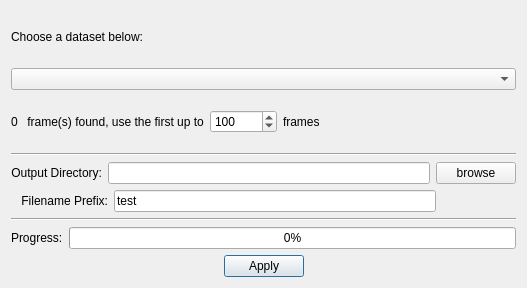
Old version of the form ui/mean_diag.ui in the repository LiuLab-CSRC/ClickX.
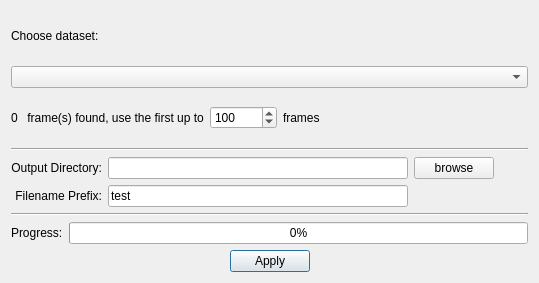
New version of the form.

```diff
--- a/ui/mean_diag.ui
+++ b/ui/mean_diag.ui
@@ -6,8 +6,8 @@
    <rect>
     <x>0</x>
     <y>0</y>
-    <width>527</width>
-    <height>288</height>
+    <width>539</width>
+    <height>283</height>
    </rect>
   </property>
   <property name="windowTitle">
@@ -19,7 +19,7 @@
      <item>
       <widget class="QLabel" name="label">
        <property name="text">
-        <string>Choose a dataset below:</string>
+        <string>Choose dataset:</string>
        </property>
       </widget>
      </item>
@@ -97,8 +97,8 @@
     </widget>
    </item>
    <item>
-    <layout class="QHBoxLayout" name="horizontalLayout_5" stretch="1,4,1">
-     <item>
+    <layout class="QGridLayout" name="gridLayout" columnstretch="0,1,0,0">
+     <item row="0" column="0">
       <widget class="QLabel" name="label_6">
        <property name="text">
         <string>Output Directory:</string>
@@ -108,11 +108,18 @@
        </property>
       </widget>
      </item>
-     <item>
-      <widget class="QLineEdit" name="line_edit_1"/>
+     <item row="0" column="1">
+      <widget class="QLineEdit" name="outputDirLine">
+       <property name="minimumSize">
+        <size>
+         <width>300</width>
+         <height>0</height>
+        </size>
+       </property>
+      </widget>
      </item>
-     <item>
-      <widget class="QPushButton" name="browse_btn">
+     <item row="0" column="2">
+      <widget class="QPushButton" name="browseButton">
        <property name="focusPolicy">
         <enum>Qt::NoFocus</enum>
        </property>
@@ -121,28 +128,37 @@
        </property>
       </widget>
      </item>
-    </layout>
-   </item>
-   <item>
-    <layout class="QHBoxLayout" name="horizontalLayout_4" stretch="1,4,1">
-     <item>
+     <item row="0" column="3">
+      <spacer name="horizontalSpacer_4">
+       <property name="orientation">
+        <enum>Qt::Horizontal</enum>
+       </property>
+       <property name="sizeHint" stdset="0">
+        <size>
+         <width>40</width>
+         <height>20</height>
+        </size>
+       </property>
+      </spacer>
+     </item>
+     <item row="1" column="0">
       <widget class="QLabel" name="label_5">
        <property name="text">
-        <string>   Filename Prefix:</string>
+        <string>Filename Prefix:</string>
        </property>
        <property name="alignment">
         <set>Qt::AlignRight|Qt::AlignTrailing|Qt::AlignVCenter</set>
        </property>
       </widget>
      </item>
-     <item>
-      <widget class="QLineEdit" name="line_edit_2">
+     <item row="1" column="1">
+      <widget class="QLineEdit" name="prefixLine">
        <property name="text">
         <string>test</string>
        </property>
       </widget>
      </item>
-     <item>
+     <item row="1" column="2">
       <spacer name="horizontalSpacer_2">
        <property name="orientation">
         <enum>Qt::Horizontal</enum>
```
Left out of the diff: 14 changed lines with no effect on the pictures.
